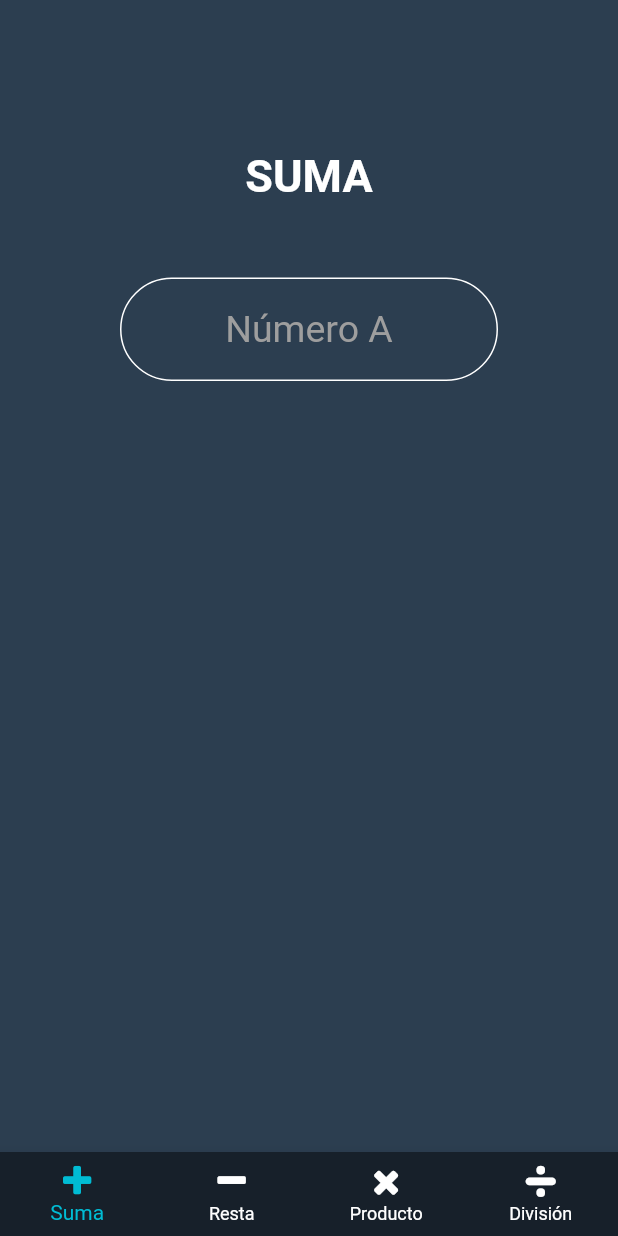
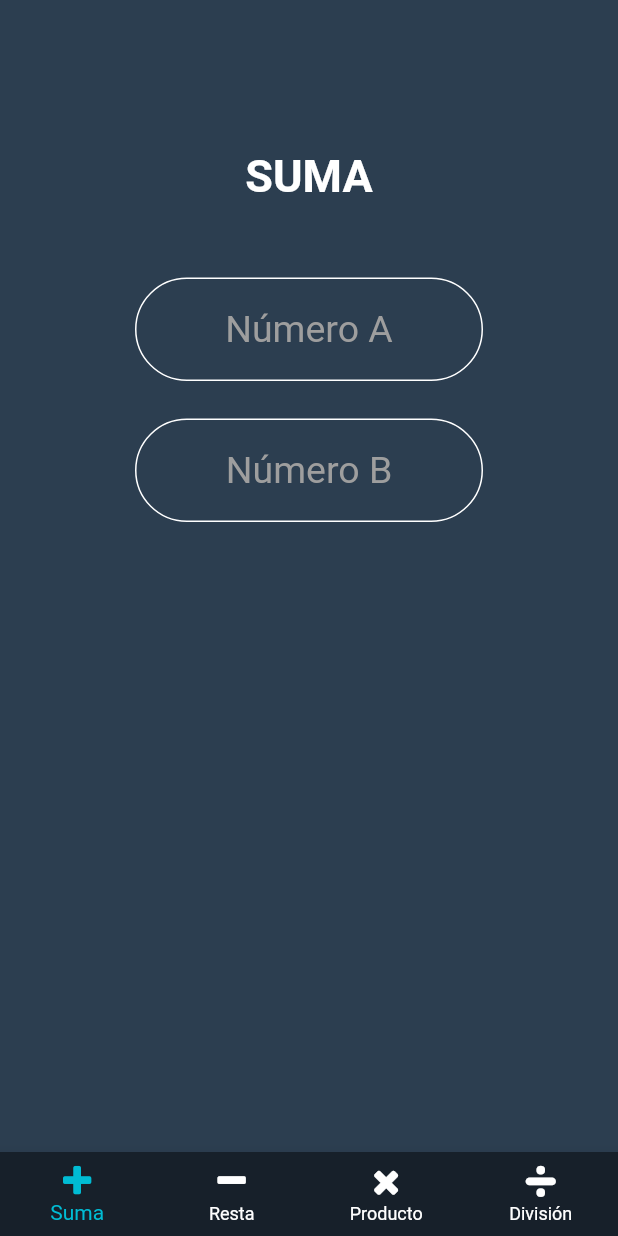
Before and after one commit to robert-barahona/Operaciones, a Flutter app: the screen it shows after launch, on a phone screen of 412 x 824 dp. Run offline on Flutter 3.47's test engine with Material 2 defaults, Android fonts, the phone set to English and light mode, and no system bars.

Commit message:
Separated the input widget to an other file .dart called 'input_number.dart'

```diff
--- /dev/null
+++ b/lib/input_number.dart
@@ -0,0 +1,35 @@
+import 'package:flutter/material.dart';
+
+class InputNumber extends StatelessWidget {
+  final txt;
+
+  InputNumber({@required this.txt});
+
+  @override
+  Widget build(BuildContext context) {
+    // TODO: implement build
+    return Container(
+      padding: EdgeInsets.fromLTRB(10, 0, 10, 25),
+      child: TextField(
+        style: TextStyle(fontSize: 25, color: Colors.white),
+        textAlign: TextAlign.center,
+        cursorColor: Colors.white,
+        autofocus: false,
+        keyboardType: TextInputType.number,
+        decoration: InputDecoration(
+          enabledBorder: OutlineInputBorder(
+            borderRadius: BorderRadius.all(Radius.circular(50)),
+            borderSide: BorderSide(color: Colors.white),
+          ),
+          focusedBorder: OutlineInputBorder(
+            borderRadius: BorderRadius.all(Radius.circular(50)),
+            borderSide: BorderSide(color: Colors.cyan),
+          ),
+          hintText: txt,
+          hintStyle: TextStyle(color: Colors.grey),
+          labelStyle: TextStyle(fontSize: 25, color: Colors.white),
+        ),
+      ),
+    );
+  }
+}
--- a/lib/main.dart
+++ b/lib/main.dart
@@ -1,5 +1,7 @@
 import 'package:flutter/material.dart';
-import 'package:operaciones/my_custom_icons_icons.dart';
+
+import './my_custom_icons_icons.dart';
+import './input_number.dart';
 
 void main() => runApp(MyApp());
 
@@ -41,26 +43,8 @@ class _MyAppState extends State<MyApp> {
                   margin: EdgeInsets.only(bottom: 50),
                   child: _title[_selectedIndex],
                 ),
-                TextField(
-                  style: TextStyle(fontSize: 25, color: Colors.white),
-                  textAlign: TextAlign.center,
-                  cursorColor: Colors.white,
-                  autofocus: false,
-                  keyboardType: TextInputType.number,
-                  decoration: InputDecoration(
-                    enabledBorder: OutlineInputBorder(
-                      borderRadius: BorderRadius.all(Radius.circular(50)),
-                      borderSide: BorderSide(color: Colors.white),
-                    ),
-                    focusedBorder: OutlineInputBorder(
-                      borderRadius: BorderRadius.all(Radius.circular(50)),
-                      borderSide: BorderSide(color: Colors.cyan),
-                    ),
-                    hintText: 'Número A',
-                    hintStyle: TextStyle(color: Colors.grey),
-                    labelStyle: TextStyle(fontSize: 25, color: Colors.white),
-                  ),
-                ),
+                InputNumber(txt: 'Número A'),
+                InputNumber(txt: 'Número B'),
               ],
             ),
           ),
```
